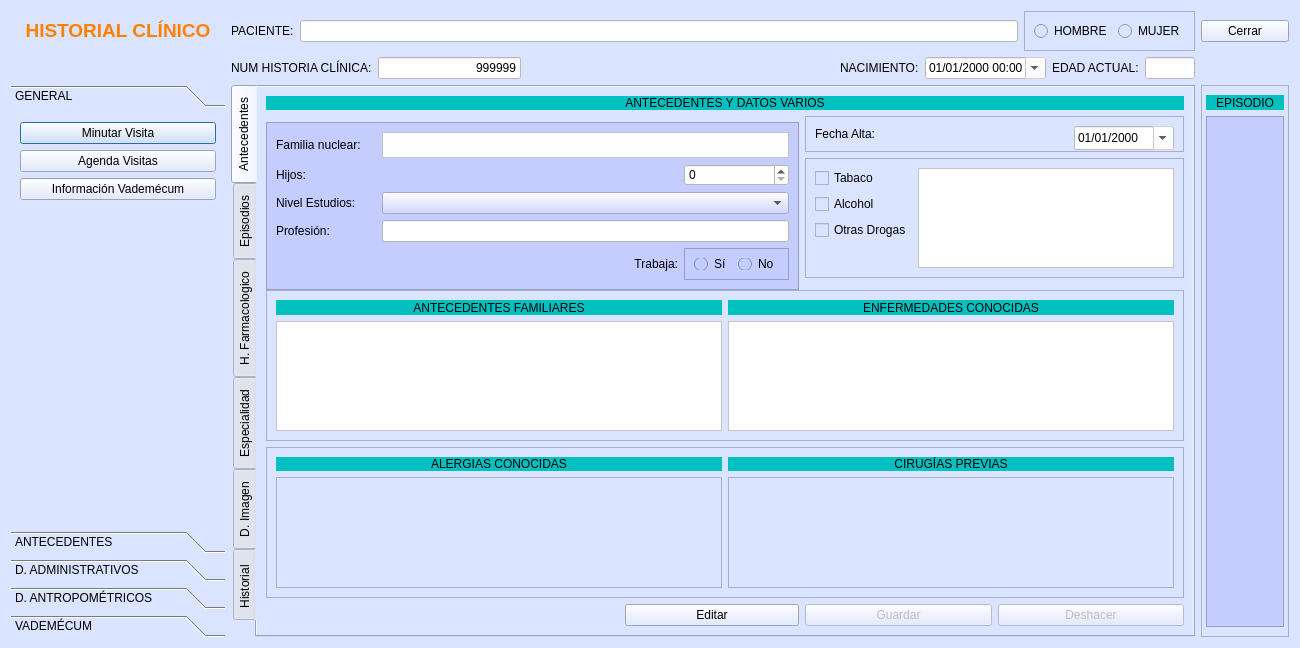
Above: frmfichapaciente.ui from arcnexus/RedFoX before the change. Below: the same form after it.
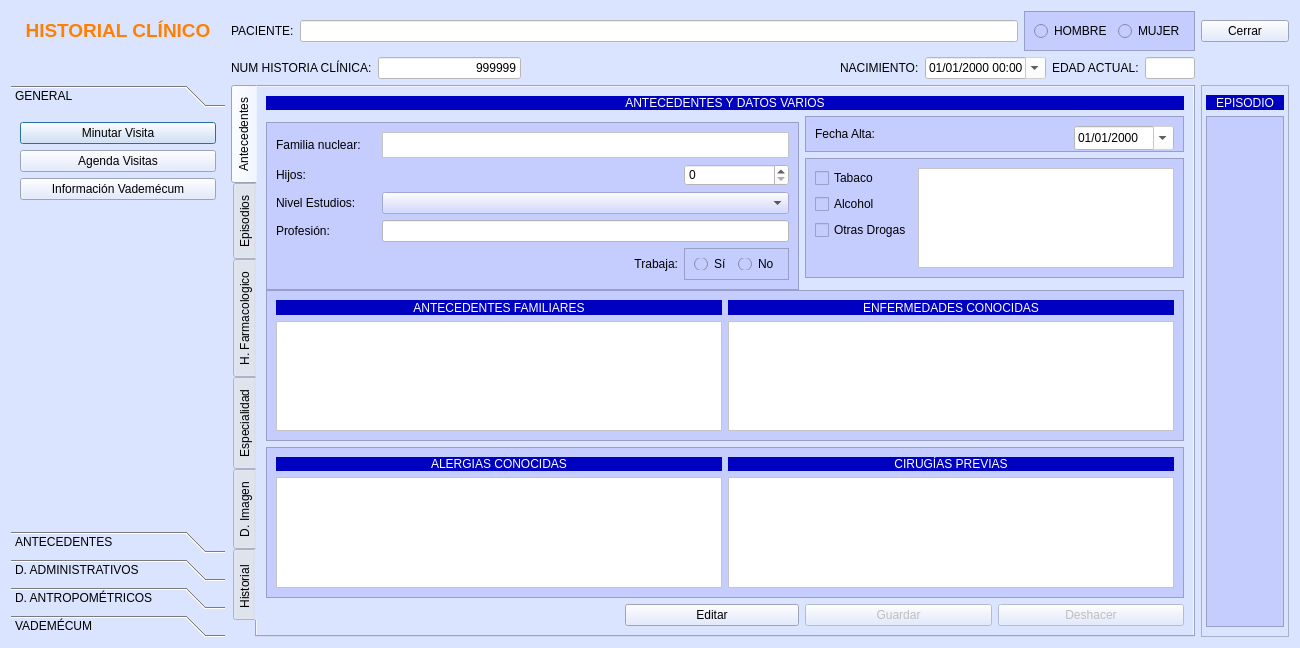
That is the form after the change. The open tabs and pages were chosen to show the change. Icons and pictures are not drawn.

Patch:
```diff
--- a/frmfichapaciente.ui
+++ b/frmfichapaciente.ui
@@ -65,6 +65,9 @@
      </item>
      <item>
       <widget class="QFrame" name="frame">
+       <property name="styleSheet">
+        <string notr="true">background-color: rgb(197, 205, 255);</string>
+       </property>
        <property name="frameShape">
         <enum>QFrame::StyledPanel</enum>
        </property>
@@ -141,7 +144,8 @@
          </size>
         </property>
         <property name="styleSheet">
-         <string notr="true">background-color: rgb(0, 192, 192);</string>
+         <string notr="true">background-color: rgb(0, 0, 192);
+color: rgb(255,255,255);</string>
         </property>
         <property name="text">
          <string>EPISODIO</string>
@@ -1247,7 +1251,8 @@
        <item row="0" column="0" colspan="5">
         <widget class="QLabel" name="label_34">
          <property name="styleSheet">
-          <string notr="true">background-color: rgb(0, 192, 192);</string>
+          <string notr="true">background-color: rgb(0, 0, 192);
+color: rgb(255,255,255);</string>
          </property>
          <property name="text">
           <string>ANTECEDENTES Y DATOS VARIOS</string>
@@ -1282,6 +1287,10 @@
            <height>36</height>
           </size>
          </property>
+         <property name="styleSheet">
+          <string notr="true">background-color: rgb(197, 205, 255);
+</string>
+         </property>
          <property name="frameShape">
           <enum>QFrame::StyledPanel</enum>
          </property>
@@ -1342,6 +1351,9 @@
            <height>156</height>
           </size>
          </property>
+         <property name="styleSheet">
+          <string notr="true">background-color: rgb(197, 205, 255);</string>
+         </property>
          <property name="frameShape">
           <enum>QFrame::StyledPanel</enum>
          </property>
@@ -1407,6 +1419,9 @@
        </item>
        <item row="5" column="0" colspan="5">
         <widget class="QFrame" name="frame_14">
+         <property name="styleSheet">
+          <string notr="true">background-color: rgb(197, 205, 255);</string>
+         </property>
          <property name="frameShape">
           <enum>QFrame::StyledPanel</enum>
          </property>
@@ -1417,7 +1432,8 @@
           <item row="0" column="0">
            <widget class="QLabel" name="label_41">
             <property name="styleSheet">
-             <string notr="true">background-color: rgb(0, 192, 192);</string>
+             <string notr="true">background-color: rgb(0, 0, 192);
+color: rgb(255,255,255);</string>
             </property>
             <property name="text">
              <string>ALERGIAS CONOCIDAS</string>
@@ -1436,7 +1452,8 @@
              </size>
             </property>
             <property name="styleSheet">
-             <string notr="true">background-color: rgb(0, 192, 192);</string>
+             <string notr="true">background-color: rgb(0, 0, 192);
+color: rgb(255,255,255);</string>
             </property>
             <property name="text">
              <string>CIRUGÍAS PREVIAS</string>
@@ -1458,7 +1475,7 @@
              </size>
             </property>
             <property name="styleSheet">
-             <string notr="true">
+             <string notr="true">background-color: rgb(255, 255, 255);
 color: rgb(0, 0, 0);</string>
             </property>
            </widget>
@@ -1475,7 +1492,7 @@
              </size>
             </property>
             <property name="styleSheet">
-             <string notr="true">
+             <string notr="true">background-color: rgb(255, 255, 255);
 color: rgb(0, 0, 0);</string>
             </property>
            </widget>
@@ -1511,6 +1528,9 @@
            <height>120</height>
           </size>
          </property>
+         <property name="styleSheet">
+          <string notr="true">background-color: rgb(197, 205, 255);</string>
+         </property>
          <property name="frameShape">
           <enum>QFrame::StyledPanel</enum>
          </property>
@@ -1533,7 +1553,8 @@
              </size>
             </property>
             <property name="styleSheet">
-             <string notr="true">background-color: rgb(0, 192, 192);</string>
+             <string notr="true">background-color: rgb(0, 0, 192);
+color: rgb(255,255,255);</string>
             </property>
             <property name="text">
              <string>ANTECEDENTES FAMILIARES</string>
@@ -1558,7 +1579,8 @@
              </size>
             </property>
             <property name="styleSheet">
-             <string notr="true">background-color: rgb(0, 192, 192);</string>
+             <string notr="true">background-color: rgb(0, 0, 192);
+color: rgb(255,255,255);</string>
             </property>
             <property name="text">
              <string>ENFERMEDADES CONOCIDAS</string>
```
Left out of the diff: 13 changed lines with no effect on the pictures.
